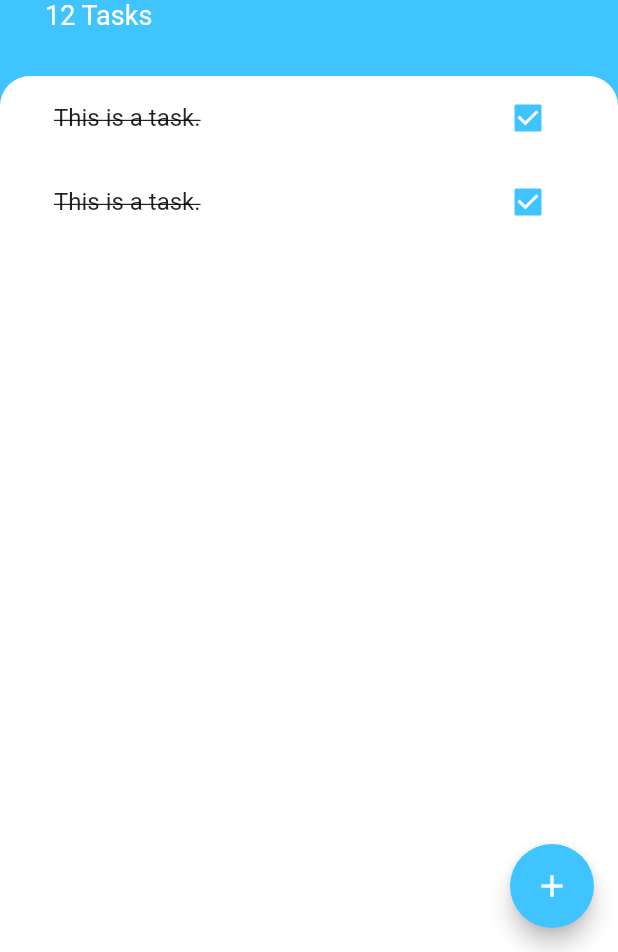
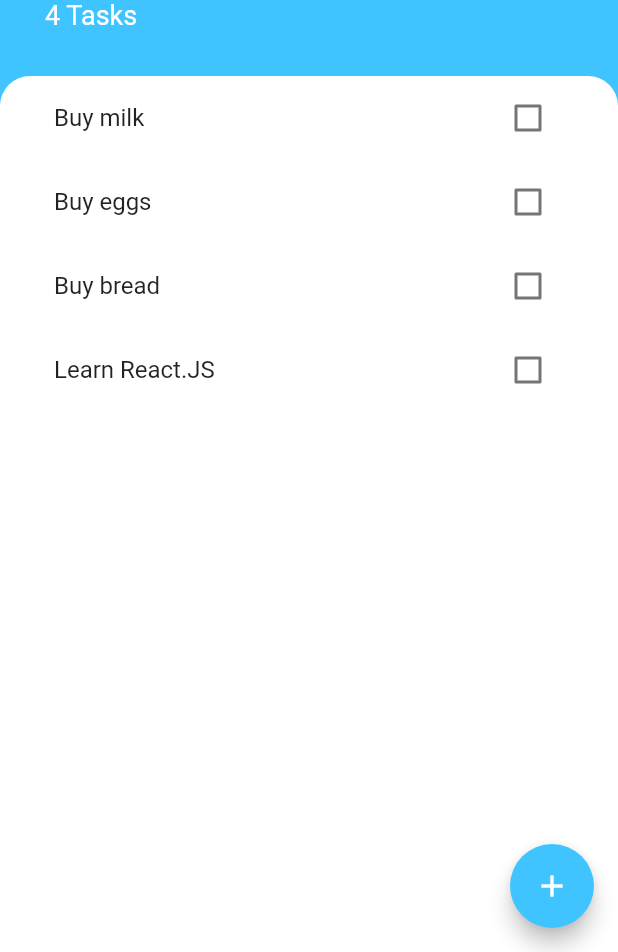
Before and after one commit to congweibai/todoey_flutter, a Flutter app: the screen it shows after launch, on a phone screen of 412 x 824 dp, the part 284-1236 px from its top. Run offline on Flutter 3.47's test engine with Material 2 defaults, Android fonts, the phone set to English and light mode, and no system bars.

Commit message:
Add create task function

```diff
--- /dev/null
+++ b/lib/models/task.dart
@@ -0,0 +1,10 @@
+class Task {
+  final String name;
+  bool isDone;
+
+  Task({this.name, this.isDone = false});
+
+  void toggleDone() {
+    isDone = !isDone;
+  }
+}
--- a/lib/screens/add_task_screen.dart
+++ b/lib/screens/add_task_screen.dart
@@ -1,8 +1,11 @@
 import 'package:flutter/material.dart';
 
 class AddTaskScreen extends StatelessWidget {
+  final Function addTaskCallback;
+  AddTaskScreen(this.addTaskCallback);
   @override
   Widget build(BuildContext context) {
+    String newTaskTitle;
     return Container(
       color: Color(0xff757575),
       child: Container(
@@ -27,9 +30,14 @@ class AddTaskScreen extends StatelessWidget {
             TextField(
               autofocus: true,
               textAlign: TextAlign.center,
+              onChanged: (newText) {
+                newTaskTitle = newText;
+              },
             ),
             FlatButton(
-              onPressed: () {},
+              onPressed: () {
+                addTaskCallback(newTaskTitle);
+              },
               child: Text(
                 'Add',
                 style: TextStyle(color: Colors.white),
--- a/lib/screens/tasks_screen.dart
+++ b/lib/screens/tasks_screen.dart
@@ -1,8 +1,21 @@
 import 'package:flutter/material.dart';
 import 'package:todoey_flutter/widgets/task_list.dart';
 import 'package:todoey_flutter/screens/add_task_screen.dart';
+import 'package:todoey_flutter/models/task.dart';
 
-class TasksScreen extends StatelessWidget {
+class TasksScreen extends StatefulWidget {
+  @override
+  _TasksScreenState createState() => _TasksScreenState();
+}
+
+class _TasksScreenState extends State<TasksScreen> {
+  List<Task> tasks = [
+    Task(name: 'Buy milk'),
+    Task(name: 'Buy eggs'),
+    Task(name: 'Buy bread'),
+    Task(name: 'Learn React.JS'),
+  ];
+
   @override
   Widget build(BuildContext context) {
     return Scaffold(
@@ -12,7 +25,13 @@ class TasksScreen extends StatelessWidget {
         child: Icon(Icons.add),
         onPressed: () {
           showModalBottomSheet(
-              context: context, builder: (context) => AddTaskScreen());
+              context: context,
+              builder: (context) => AddTaskScreen((newTaskTitle) {
+                    setState(() {
+                      tasks.add(Task(name: newTaskTitle));
+                    });
+                    Navigator.pop(context);
+                  }));
         },
       ),
       body: Column(
@@ -43,7 +62,7 @@ class TasksScreen extends StatelessWidget {
                       fontWeight: FontWeight.w700,
                     )),
                 Text(
-                  '12 Tasks',
+                  '${tasks.length} Tasks',
                   style: TextStyle(
                     color: Colors.white,
                     fontSize: 18,
@@ -62,7 +81,7 @@ class TasksScreen extends StatelessWidget {
                   topRight: Radius.circular(20.0),
                 ),
               ),
-              child: TaskList(),
+              child: TaskList(tasks),
             ),
           )
         ],
--- a/lib/widgets/task_list.dart
+++ b/lib/widgets/task_list.dart
@@ -1,14 +1,28 @@
 import 'package:flutter/material.dart';
 import 'package:todoey_flutter/widgets/task_tile.dart';
+import 'package:todoey_flutter/models/task.dart';
 
-class TaskList extends StatelessWidget {
+class TaskList extends StatefulWidget {
+  final List<Task> tasks;
+  TaskList(this.tasks);
+  @override
+  _TaskListState createState() => _TaskListState();
+}
+
+class _TaskListState extends State<TaskList> {
   @override
   Widget build(BuildContext context) {
-    return ListView(
-      children: [
-        TaskTile(),
-        TaskTile(),
-      ],
-    );
+    return ListView.builder(
+        itemBuilder: (context, index) {
+          return TaskTile(
+              taskTitle: widget.tasks[index].name,
+              isChecked: widget.tasks[index].isDone,
+              checkboxCallback: (checkboxState) {
+                setState(() {
+                  widget.tasks[index].toggleDone();
+                });
+              });
+        },
+        itemCount: widget.tasks.length);
   }
 }
--- a/lib/widgets/task_tile.dart
+++ b/lib/widgets/task_tile.dart
@@ -1,46 +1,24 @@
 import 'package:flutter/material.dart';
 
-class TaskTile extends StatefulWidget {
-  @override
-  _TaskTileState createState() => _TaskTileState();
-}
-
-class _TaskTileState extends State<TaskTile> {
-  bool isChecked = true;
-
-  void checkboxCallback(bool newValue) {
-    setState(() {
-      isChecked = newValue;
-    });
-  }
+class TaskTile extends StatelessWidget {
+  final bool isChecked;
+  final String taskTitle;
+  final Function checkboxCallback;
+  TaskTile({this.isChecked, this.taskTitle, this.checkboxCallback});
 
   @override
   Widget build(BuildContext context) {
     return ListTile(
       title: Text(
-        'This is a task.',
+        taskTitle,
         style: TextStyle(
             decoration: isChecked ? TextDecoration.lineThrough : null),
       ),
-      trailing: TaskCheckbox(isChecked, checkboxCallback),
+      trailing: Checkbox(
+        value: isChecked,
+        activeColor: Colors.lightBlueAccent,
+        onChanged: checkboxCallback,
+      ),
     );
   }
 }
-
-class TaskCheckbox extends StatelessWidget {
-  final bool checkboxState;
-  final Function toggleCheckboxState;
-
-  TaskCheckbox(this.checkboxState, this.toggleCheckboxState);
-
-  @override
-  Widget build(BuildContext context) {
-    return Checkbox(
-      value: checkboxState,
-      activeColor: Colors.lightBlueAccent,
-      onChanged: (newValue) {
-        toggleCheckboxState(newValue);
-      },
-    );
-  }
-}
```
